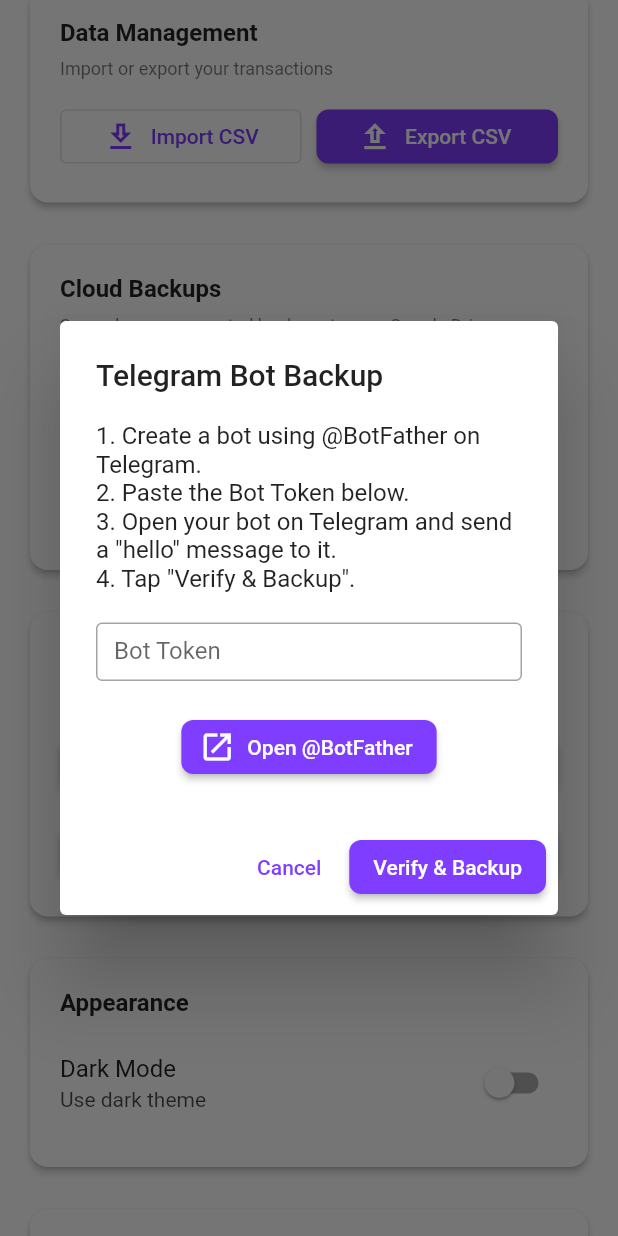
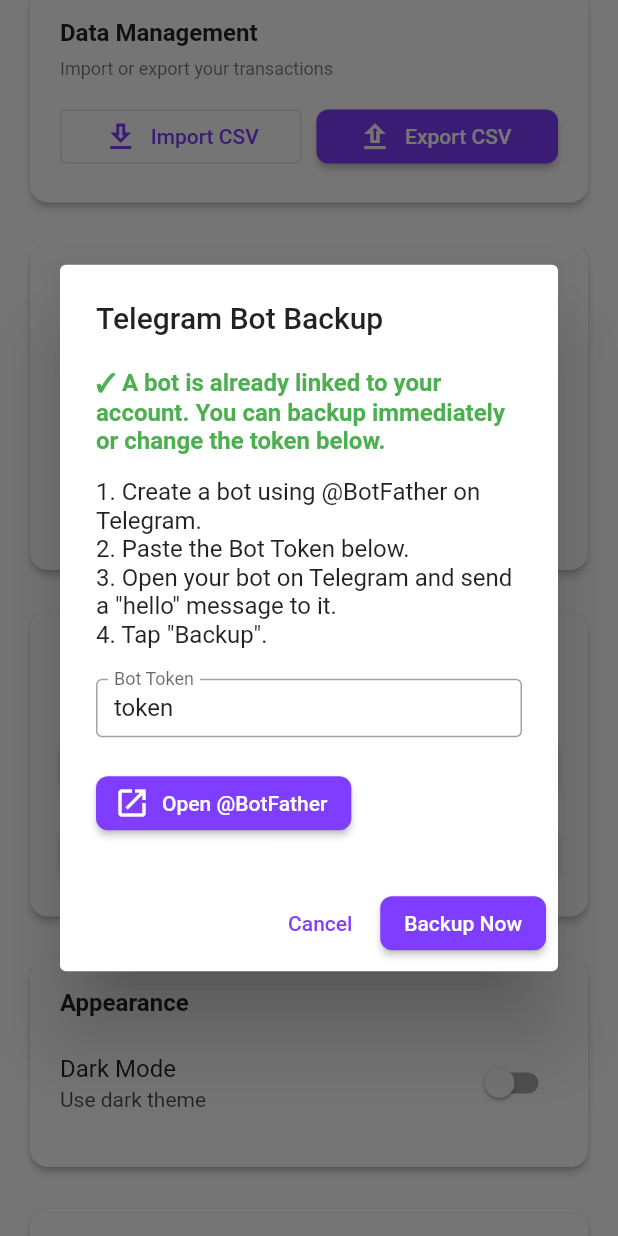
Before and after one commit to yoAlienX/X-pense, a Flutter app: the SecuritySettingsScreen screen opened directly, scrolled down 576 dp, after a tap on "Backup via Telegram Bot", on a phone screen of 412 x 824 dp. Run offline on Flutter 3.47's test engine with Material 3 defaults, Android fonts, the phone set to English and light mode, and no system bars; our stand-ins replace cloud_firestore, csv, dropdown_button2, file_picker, firebase_auth, firebase_core and 5 more; missing offline and left inert: encrypt, motor; accounts and stored records are empty.

Commit message:
feat: persist and pre-fill Telegram Bot Token for 1-click backups
- Exposes the internal `_telegramBotToken` getter publicly.
- Refactors `showTelegramSetupDialog` to pre-fill the TextFormField if a token is saved in SharedPreferences.
- Adds conditional UI elements ("✓ A bot is already linked") and swaps button text to "Backup Now".

Co-authored-by: yoAlienX <148004362+yoAlienX@users.noreply.github.com>

```diff
--- a/lib/services/cloud_backup_service.dart
+++ b/lib/services/cloud_backup_service.dart
@@ -23,7 +23,7 @@ class CloudBackupService {
   );
 
   // Gets Telegram Bot token provided by the user in settings
-  String get _telegramBotToken => StorageService().prefs.getString('telegram_bot_token') ?? '';
+  String get telegramBotToken => StorageService().prefs.getString('telegram_bot_token') ?? '';
 
   Future<void> setTelegramBotToken(String token) async {
     await StorageService().prefs.setString('telegram_bot_token', token);
@@ -84,7 +84,7 @@ class CloudBackupService {
   // ==================== Telegram Integration ====================
 
   Future<String?> fetchTelegramChatId() async {
-    final token = _telegramBotToken;
+    final token = telegramBotToken;
     if (token.isEmpty) return null;
 
     try {
@@ -109,7 +109,7 @@ class CloudBackupService {
   }
 
   Future<bool> backupToTelegram(List<model.Transaction> transactions) async {
-    final token = _telegramBotToken;
+    final token = telegramBotToken;
     if (token.isEmpty) return false;
 
     final chatId = StorageService().prefs.getString('telegram_chat_id');
--- a/lib/views/lock/cloud_backup_helpers.dart
+++ b/lib/views/lock/cloud_backup_helpers.dart
@@ -8,11 +8,15 @@ import '../widgets/liquid_glass_snackbar.dart';
 
 Future<void> showTelegramSetupDialog(BuildContext context) async {
   final txVm = context.read<TransactionViewModel>();
+  final backupService = CloudBackupService();
+  final existingToken = backupService.telegramBotToken;
+
   await showDialog<void>(
     context: context,
     builder: (ctx) {
       bool isVerifying = false;
-      String tokenInput = '';
+      String tokenInput = existingToken; // pre-fill if it exists
+
       return StatefulBuilder(
         builder: (context, setState) {
           return AlertDialog(
@@ -20,15 +24,22 @@ Future<void> showTelegramSetupDialog(BuildContext context) async {
             content: SingleChildScrollView(
               child: Column(
                 mainAxisSize: MainAxisSize.min,
+                crossAxisAlignment: CrossAxisAlignment.start,
                 children: [
+                  if (existingToken.isNotEmpty) ...[
+                    const Text('✓ A bot is already linked to your account. You can backup immediately or change the token below.',
+                        style: TextStyle(color: Colors.green, fontWeight: FontWeight.bold)),
+                    const SizedBox(height: 15),
+                  ],
                   const Text(
                     '1. Create a bot using @BotFather on Telegram.\n'
                     '2. Paste the Bot Token below.\n'
                     '3. Open your bot on Telegram and send a "hello" message to it.\n'
-                    '4. Tap "Verify & Backup".',
+                    '4. Tap "Backup".',
                   ),
                   const SizedBox(height: 20),
-                  TextField(
+                  TextFormField(
+                    initialValue: tokenInput,
                     onChanged: (val) => tokenInput = val,
                     decoration: const InputDecoration(
                       labelText: 'Bot Token',
@@ -69,7 +80,6 @@ Future<void> showTelegramSetupDialog(BuildContext context) async {
                   }
 
                   setState(() => isVerifying = true);
-                  final backupService = CloudBackupService();
                   await backupService.setTelegramBotToken(tokenInput.trim());
 
                   final chatId = await backupService.fetchTelegramChatId();
@@ -103,7 +113,7 @@ Future<void> showTelegramSetupDialog(BuildContext context) async {
                 },
                 child: isVerifying
                     ? const SizedBox(width: 20, height: 20, child: CircularProgressIndicator(strokeWidth: 2))
-                    : const Text('Verify & Backup'),
+                    : Text(existingToken.isNotEmpty && tokenInput == existingToken ? 'Backup Now' : 'Verify & Backup'),
               ),
             ],
           );
```
